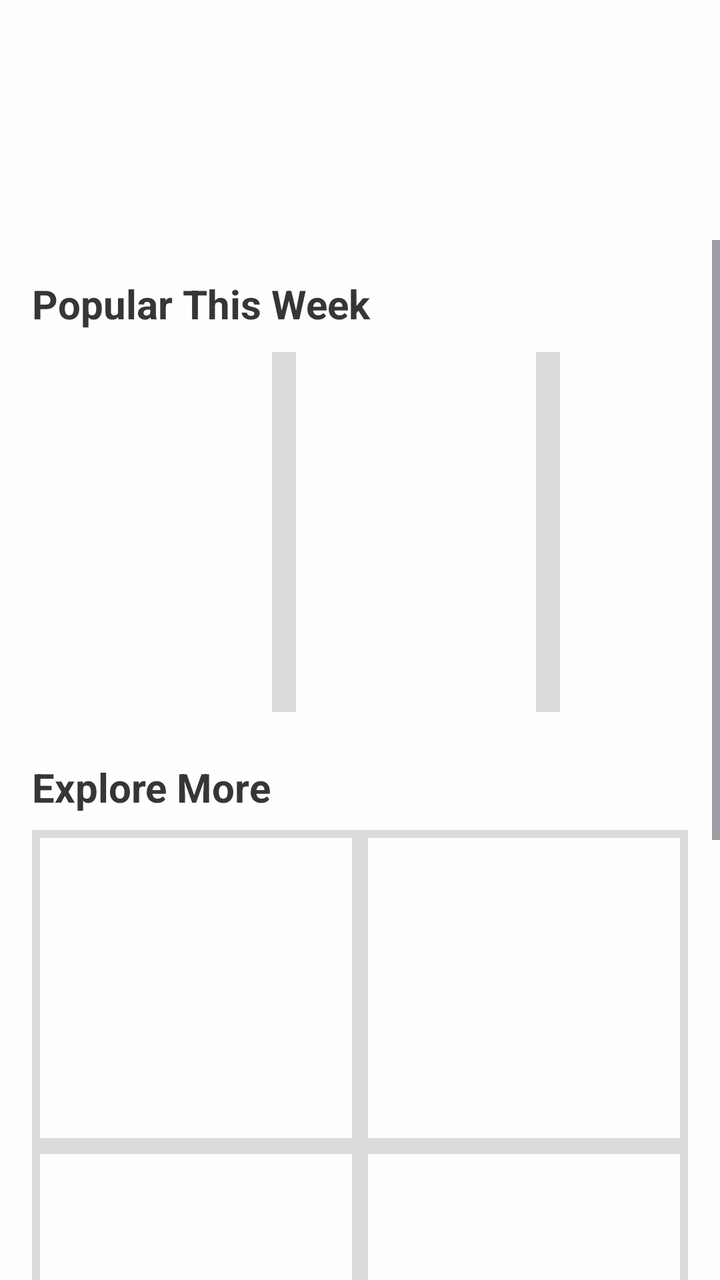
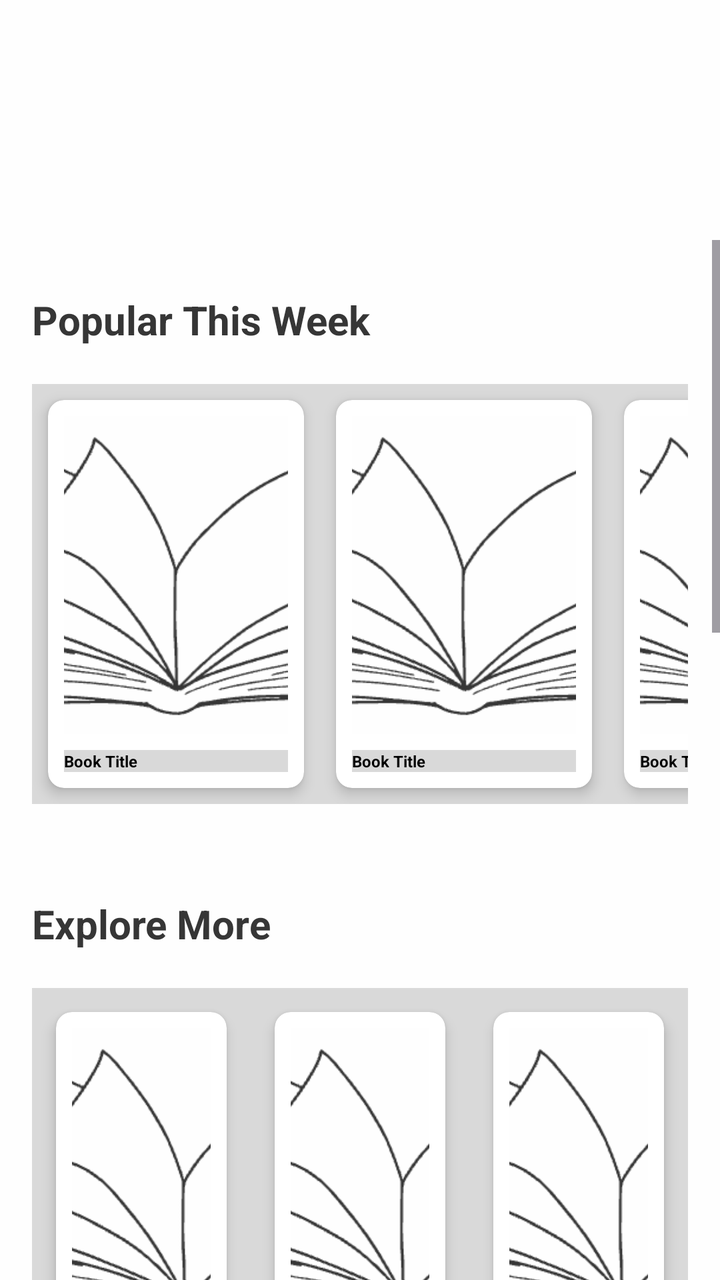

Compare the two renders of this Android layout. The source of the first and the diff that turns it into the second are given below.
<!-- AndroidManifest.xml: application theme Theme.FrontendBook -->
<!-- res/layout/fragment_inner_books.xml -->
<?xml version="1.0" encoding="utf-8"?>
<androidx.constraintlayout.widget.ConstraintLayout
    xmlns:android="http://schemas.android.com/apk/res/android"
    xmlns:app="http://schemas.android.com/apk/res-auto"
    xmlns:tools="http://schemas.android.com/tools"
    android:layout_width="match_parent"
    android:layout_height="match_parent"
    android:background="@color/backgroundPrimary">

    <ScrollView
        android:id="@+id/scrollContainer"
        android:layout_width="0dp"
        android:layout_height="0dp"
        android:paddingTop="120dp"
        android:paddingBottom="96dp"
        android:fillViewport="true"
        android:clipToPadding="false"
        app:layout_constraintTop_toTopOf="parent"
        app:layout_constraintBottom_toBottomOf="parent"
        app:layout_constraintStart_toStartOf="parent"
        app:layout_constraintEnd_toEndOf="parent">

        <LinearLayout
            android:layout_width="match_parent"
            android:layout_height="wrap_content"
            android:orientation="vertical"
            android:padding="16dp">

            
            <LinearLayout
                android:layout_width="match_parent"
                android:layout_height="wrap_content"
                android:orientation="horizontal"
                android:gravity="center_vertical"
                android:paddingBottom="8dp">

                <TextView
                    android:id="@+id/popularTitle"
                    android:layout_width="0dp"
                    android:layout_height="wrap_content"
                    android:layout_weight="1"
                    android:text="Popular This Week"
                    android:textColor="@color/textSecondary"
                    android:textSize="20sp"
                    android:textStyle="bold" />

                <androidx.appcompat.widget.AppCompatImageButton
                    android:id="@+id/popularArrow"
                    android:layout_width="32dp"
                    android:layout_height="32dp"
                    android:src="@drawable/more"
                    android:background="?attr/selectableItemBackgroundBorderless"
                    android:contentDescription="See All Popular Books"
                    app:tint="@color/textSecondary" />
            </LinearLayout>

            
            <HorizontalScrollView
                android:layout_width="match_parent"
                android:layout_height="wrap_content"
                android:scrollbars="none">

                <LinearLayout
                    android:layout_width="wrap_content"
                    android:layout_height="wrap_content"
                    android:orientation="horizontal"
                    android:background="@color/boxes_background">

                    
                    <View
                        android:layout_width="120dp"
                        android:layout_height="180dp"
                        android:layout_marginEnd="12dp"
                        android:background="@color/backgroundPrimary" />

                    <View
                        android:layout_width="120dp"
                        android:layout_height="180dp"
                        android:layout_marginEnd="12dp"
                        android:background="@color/backgroundPrimary" />

                    <View
                        android:layout_width="120dp"
                        android:layout_height="180dp"
                        android:background="@color/backgroundPrimary" />

                    <androidx.appcompat.widget.AppCompatImageButton
                        android:id="@+id/popularMore"
                        android:layout_width="120dp"
                        android:layout_height="180dp"
                        android:layout_marginStart="8dp"
                        android:src="@drawable/more"
                        android:contentDescription="Go to Popular"
                        android:background="@color/backgroundPrimary"
                        app:tint="@color/textSecondary" />
                </LinearLayout>
            </HorizontalScrollView>

            
            <TextView
                android:layout_width="match_parent"
                android:layout_height="wrap_content"
                android:text="Explore More"
                android:textColor="@color/textSecondary"
                android:textSize="20sp"
                android:textStyle="bold"
                android:layout_marginTop="24dp"
                android:paddingBottom="8dp" />

            
            <GridLayout
                android:layout_width="match_parent"
                android:layout_height="wrap_content"
                android:alignmentMode="alignMargins"
                android:background="@color/boxes_background"
                android:columnCount="2"
                android:rowOrderPreserved="false"
                android:useDefaultMargins="true">

                
                <View
                    android:layout_width="0dp"
                    android:layout_height="150dp"
                    android:layout_columnWeight="1"
                    android:background="@color/backgroundPrimary" />

                <View
                    android:layout_width="0dp"
                    android:layout_height="150dp"
                    android:layout_columnWeight="1"
                    android:background="@color/backgroundPrimary" />

                <View
                    android:layout_width="0dp"
                    android:layout_height="150dp"
                    android:layout_columnWeight="1"
                    android:background="@color/backgroundPrimary" />

                <View
                    android:layout_width="0dp"
                    android:layout_height="150dp"
                    android:layout_columnWeight="1"
                    android:background="@color/backgroundPrimary" />

                <View
                    android:layout_width="0dp"
                    android:layout_height="150dp"
                    android:layout_columnWeight="1"
                    android:background="@color/backgroundPrimary" />

                <View
                    android:layout_width="0dp"
                    android:layout_height="150dp"
                    android:layout_columnWeight="1"
                    android:background="@color/backgroundPrimary" />
            </GridLayout>
        </LinearLayout>
    </ScrollView>
</androidx.constraintlayout.widget.ConstraintLayout>
<!-- resources referenced by this layout -->
<resources>
  <color name="backgroundPrimary">#FEFEFE</color>
  <color name="boxes_background">#DCDCDC</color>
  <color name="textSecondary">#363636</color>
  <!-- drawable more: png bitmap (drawable, 189 bytes) -->
  <style name="Theme.FrontendBook" parent="Base.Theme.FrontendBook" />
  <style name="Base.Theme.FrontendBook" parent="Theme.Material3.DayNight.NoActionBar">
          <item name="colorPrimary">@color/backgroundPrimary</item>
          <item name="colorPrimaryVariant">@color/backgroundSecondary</item>
          <item name="colorOnPrimary">@color/black</item>
          <item name="colorSecondary">@color/black</item>
          <item name="colorOutline">@color/line</item>
  
      </style>
  <color name="backgroundSecondary">#D9D9D9</color>
  <color name="black">#000000</color>
  <color name="line">#D9D9D9</color>
</resources>

<!-- the commit's change to res/layout/fragment_inner_books.xml (unified diff, before → after) -->
@@ -46,8 +46,8 @@
 
                 <androidx.appcompat.widget.AppCompatImageButton
                     android:id="@+id/popularArrow"
-                    android:layout_width="32dp"
-                    android:layout_height="32dp"
+                    android:layout_width="48dp"
+                    android:layout_height="48dp"
                     android:src="@drawable/more"
                     android:background="?attr/selectableItemBackgroundBorderless"
                     android:contentDescription="See All Popular Books"
@@ -58,102 +58,211 @@
             <HorizontalScrollView
                 android:layout_width="match_parent"
                 android:layout_height="wrap_content"
-                android:scrollbars="none">
+                android:scrollbars="none"
+                android:paddingBottom="12dp">
 
                 <LinearLayout
                     android:layout_width="wrap_content"
                     android:layout_height="wrap_content"
                     android:orientation="horizontal"
-                    android:background="@color/boxes_background">
+                    android:background="@color/backgroundSecondary">
 
                     
-                    <View
-                        android:layout_width="120dp"
-                        android:layout_height="180dp"
-                        android:layout_marginEnd="12dp"
-                        android:background="@color/backgroundPrimary" />
-
-                    <View
-                        android:layout_width="120dp"
-                        android:layout_height="180dp"
-                        android:layout_marginEnd="12dp"
-                        android:background="@color/backgroundPrimary" />
-
-                    <View
-                        android:layout_width="120dp"
-                        android:layout_height="180dp"
-                        android:background="@color/backgroundPrimary" />
-
-                    <androidx.appcompat.widget.AppCompatImageButton
-                        android:id="@+id/popularMore"
-                        android:layout_width="120dp"
-                        android:layout_height="180dp"
-                        android:layout_marginStart="8dp"
-                        android:src="@drawable/more"
-                        android:contentDescription="Go to Popular"
-                        android:background="@color/backgroundPrimary"
-                        app:tint="@color/textSecondary" />
+                    <include layout="@layout/item_book_grid" />
+                    <include layout="@layout/item_book_grid" />
+                    <include layout="@layout/item_book_grid" />
+                    <include layout="@layout/item_book_grid" />
+                    <include layout="@layout/item_book_grid" />
+                    <include layout="@layout/item_book_grid" />
                 </LinearLayout>
             </HorizontalScrollView>
 
             
-            <TextView
-                android:layout_width="match_parent"
-                android:layout_height="wrap_content"
-                android:text="Explore More"
-                android:textColor="@color/textSecondary"
-                android:textSize="20sp"
-                android:textStyle="bold"
-                android:layout_marginTop="24dp"
-                android:paddingBottom="8dp" />
+            <LinearLayout
+                android:layout_width="match_parent"
+                android:layout_height="wrap_content"
+                android:orientation="horizontal"
+                android:gravity="center_vertical"
+                android:paddingBottom="8dp"
+                android:layout_marginTop="24dp">
+
+                <TextView
+                    android:id="@+id/exploreTitle"
+                    android:layout_width="0dp"
+                    android:layout_height="wrap_content"
+                    android:layout_weight="1"
+                    android:text="Explore More"
+                    android:textColor="@color/textSecondary"
+                    android:textSize="20sp"
+                    android:textStyle="bold" />
+
+                <androidx.appcompat.widget.AppCompatImageButton
+                    android:id="@+id/exploreArrow"
+                    android:layout_width="48dp"
+                    android:layout_height="48dp"
+                    android:src="@drawable/more"
+                    android:background="?attr/selectableItemBackgroundBorderless"
+                    android:contentDescription="See All Explore Books"
+                    app:tint="@color/textSecondary" />
+            </LinearLayout>
 
             
             <GridLayout
                 android:layout_width="match_parent"
                 android:layout_height="wrap_content"
                 android:alignmentMode="alignMargins"
-                android:background="@color/boxes_background"
-                android:columnCount="2"
+                android:columnCount="3"
                 android:rowOrderPreserved="false"
-                android:useDefaultMargins="true">
+                android:useDefaultMargins="true"
+                android:background="@color/backgroundSecondary">
 
                 
-                <View
-                    android:layout_width="0dp"
-                    android:layout_height="150dp"
-                    android:layout_columnWeight="1"
-                    android:background="@color/backgroundPrimary" />
-
-                <View
-                    android:layout_width="0dp"
-                    android:layout_height="150dp"
-                    android:layout_columnWeight="1"
-                    android:background="@color/backgroundPrimary" />
-
-                <View
-                    android:layout_width="0dp"
-                    android:layout_height="150dp"
-                    android:layout_columnWeight="1"
-                    android:background="@color/backgroundPrimary" />
-
-                <View
-                    android:layout_width="0dp"
-                    android:layout_height="150dp"
-                    android:layout_columnWeight="1"
-                    android:background="@color/backgroundPrimary" />
-
-                <View
-                    android:layout_width="0dp"
-                    android:layout_height="150dp"
-                    android:layout_columnWeight="1"
-                    android:background="@color/backgroundPrimary" />
-
-                <View
-                    android:layout_width="0dp"
-                    android:layout_height="150dp"
-                    android:layout_columnWeight="1"
-                    android:background="@color/backgroundPrimary" />
+                <FrameLayout
+                    android:layout_width="0dp"
+                    android:layout_height="wrap_content"
+                    android:layout_margin="4dp"
+                    android:layout_gravity="fill"
+                    android:layout_columnWeight="1">
+
+                    <include layout="@layout/item_book_grid" />
+                </FrameLayout>
+                <FrameLayout
+                    android:layout_width="0dp"
+                    android:layout_height="wrap_content"
+                    android:layout_margin="4dp"
+                    android:layout_gravity="fill"
+                    android:layout_columnWeight="1">
+
+                    <include layout="@layout/item_book_grid" />
+                </FrameLayout><FrameLayout
+                android:layout_width="0dp"
+                android:layout_height="wrap_content"
+                android:layout_margin="4dp"
+                android:layout_gravity="fill"
+                android:layout_columnWeight="1">
+
+                <include layout="@layout/item_book_grid" />
+            </FrameLayout><FrameLayout
+                android:layout_width="0dp"
+                android:layout_height="wrap_content"
+                android:layout_margin="4dp"
+                android:layout_gravity="fill"
+                android:layout_columnWeight="1">
+
+                <include layout="@layout/item_book_grid" />
+            </FrameLayout><FrameLayout
+                android:layout_width="0dp"
+                android:layout_height="wrap_content"
+                android:layout_margin="4dp"
+                android:layout_gravity="fill"
+                android:layout_columnWeight="1">
+
+                <include layout="@layout/item_book_grid" />
+            </FrameLayout><FrameLayout
+                android:layout_width="0dp"
+                android:layout_height="wrap_content"
+                android:layout_margin="4dp"
+                android:layout_gravity="fill"
+                android:layout_columnWeight="1">
+
+                <include layout="@layout/item_book_grid" />
+            </FrameLayout><FrameLayout
+                android:layout_width="0dp"
+                android:layout_height="wrap_content"
+                android:layout_margin="4dp"
+                android:layout_gravity="fill"
+                android:layout_columnWeight="1">
+
+                <include layout="@layout/item_book_grid" />
+            </FrameLayout><FrameLayout
+                android:layout_width="0dp"
+                android:layout_height="wrap_content"
+                android:layout_margin="4dp"
+                android:layout_gravity="fill"
+                android:layout_columnWeight="1">
+
+                <include layout="@layout/item_book_grid" />
+            </FrameLayout><FrameLayout
+                android:layout_width="0dp"
+                android:layout_height="wrap_content"
+                android:layout_margin="4dp"
+                android:layout_gravity="fill"
+                android:layout_columnWeight="1">
+
+                <include layout="@layout/item_book_grid" />
+            </FrameLayout><FrameLayout
+                android:layout_width="0dp"
+                android:layout_height="wrap_content"
+                android:layout_margin="4dp"
+                android:layout_gravity="fill"
+                android:layout_columnWeight="1">
+
+                <include layout="@layout/item_book_grid" />
+            </FrameLayout><FrameLayout
+                android:layout_width="0dp"
+                android:layout_height="wrap_content"
+                android:layout_margin="4dp"
+                android:layout_gravity="fill"
+                android:layout_columnWeight="1">
+
+                <include layout="@layout/item_book_grid" />
+            </FrameLayout><FrameLayout
+                android:layout_width="0dp"
+                android:layout_height="wrap_content"
+                android:layout_margin="4dp"
+                android:layout_gravity="fill"
+                android:layout_columnWeight="1">
+
+                <include layout="@layout/item_book_grid" />
+            </FrameLayout>
             </GridLayout>
+
         </LinearLayout>
     </ScrollView>
 </androidx.constraintlayout.widget.ConstraintLayout>
+<!-- res/layout/item_book_grid.xml (included above) -->
+<?xml version="1.0" encoding="utf-8"?>
+<androidx.cardview.widget.CardView
+    xmlns:android="http://schemas.android.com/apk/res/android"
+    xmlns:card_view="http://schemas.android.com/apk/res-auto"
+    android:layout_width="wrap_content"
+    android:layout_height="wrap_content"
+    android:layout_margin="8dp"
+    card_view:cardCornerRadius="8dp"
+    card_view:cardElevation="4dp"
+    android:background="@color/backgroundPrimary">
+
+    <LinearLayout
+        android:layout_width="match_parent"
+        android:layout_height="194dp"
+        android:orientation="vertical"
+        android:padding="8dp">
+
+        
+        <ImageView
+            android:id="@+id/bookImage"
+            android:layout_width="112dp"
+            android:layout_height="82dp"
+            android:layout_weight="1"
+            android:adjustViewBounds="true"
+            android:background="@color/boxes_background"
+            android:contentDescription="Book cover"
+            android:scaleType="centerCrop"
+            android:src="@drawable/bookk" />
+
+        
+        <TextView
+            android:id="@+id/bookTitle"
+            android:layout_width="match_parent"
+            android:layout_height="wrap_content"
+            android:layout_marginTop="8dp"
+            android:ellipsize="end"
+            android:maxLines="1"
+            android:text="Book Title"
+            android:background="@color/backgroundSecondary"
+            android:textColor="@color/textPrimary"
+            android:textSize="8sp"
+            android:textStyle="bold" />
+
+    </LinearLayout>
+</androidx.cardview.widget.CardView>
<!-- resource entries referenced after the edit -->
@@ -2,7 +2,9 @@
 <resources>
   <color name="backgroundPrimary">#FEFEFE</color>
   <color name="boxes_background">#DCDCDC</color>
+  <color name="textPrimary">#000000</color>
   <color name="textSecondary">#363636</color>
+  <!-- drawable bookk: png bitmap (drawable, 18992 bytes) -->
   <!-- drawable more: png bitmap (drawable, 189 bytes) -->
   <style name="Theme.FrontendBook" parent="Base.Theme.FrontendBook" />
   <style name="Base.Theme.FrontendBook" parent="Theme.Material3.DayNight.NoActionBar">
